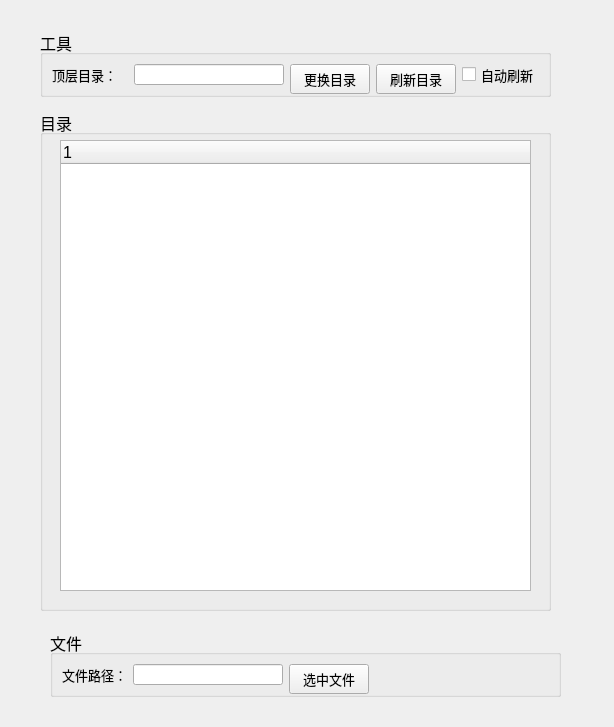
Before: the Qt Designer form forms/form_folder.ui in FrancisOWO/NetSyncDisk, drawn with Qt 5.
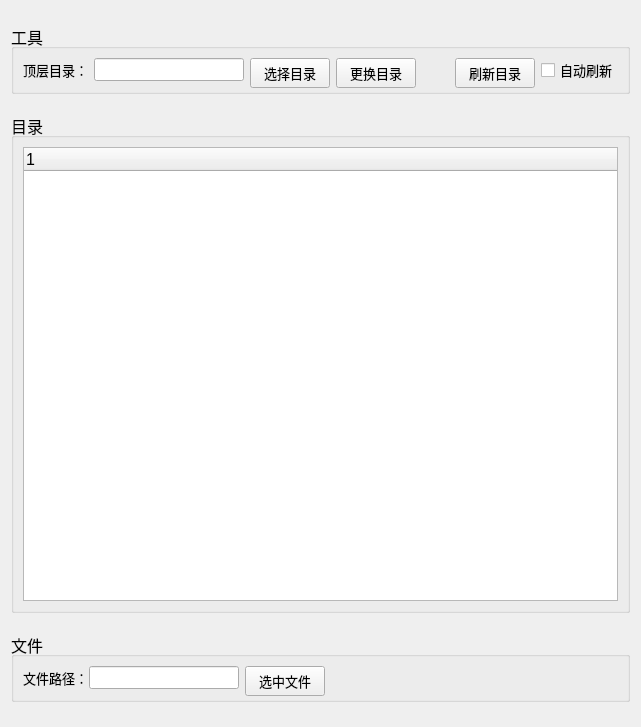
After: the same form once the commit is applied.

Commit message: 顶层目录可选取或输入

The edit to the form file:
```diff
--- a/forms/form_folder.ui
+++ b/forms/form_folder.ui
@@ -6,54 +6,27 @@
    <rect>
     <x>0</x>
     <y>0</y>
-    <width>614</width>
+    <width>641</width>
     <height>727</height>
    </rect>
   </property>
   <property name="windowTitle">
    <string>Form</string>
   </property>
-  <widget class="QGroupBox" name="groupBox">
-   <property name="geometry">
-    <rect>
-     <x>40</x>
-     <y>110</y>
-     <width>511</width>
-     <height>501</height>
-    </rect>
-   </property>
-   <property name="font">
-    <font>
-     <pointsize>12</pointsize>
-    </font>
-   </property>
-   <property name="title">
-    <string>目录</string>
-   </property>
-   <widget class="QTreeWidget" name="treeFolder">
-    <property name="geometry">
-     <rect>
-      <x>20</x>
-      <y>30</y>
-      <width>471</width>
-      <height>451</height>
-     </rect>
-    </property>
-    <column>
-     <property name="text">
-      <string notr="true">1</string>
-     </property>
-    </column>
-   </widget>
-  </widget>
+  <layout class="QGridLayout" name="gridLayout_4">
+   <item row="0" column="0">
   <widget class="QGroupBox" name="groupBox_2">
-   <property name="geometry">
-    <rect>
-     <x>40</x>
-     <y>30</y>
-     <width>511</width>
-     <height>67</height>
-    </rect>
+     <property name="minimumSize">
+      <size>
+       <width>600</width>
+       <height>70</height>
+      </size>
+     </property>
+     <property name="maximumSize">
+      <size>
+       <width>16777215</width>
+       <height>70</height>
+      </size>
    </property>
    <property name="font">
     <font>
@@ -101,8 +74,8 @@
       </item>
      </layout>
     </item>
-    <item row="0" column="1">
-     <widget class="QPushButton" name="pbtnChgRoot">
+      <item row="0" column="2">
+       <widget class="QPushButton" name="pbtnChooseRoot">
       <property name="minimumSize">
        <size>
         <width>0</width>
@@ -115,11 +88,36 @@
        </font>
       </property>
       <property name="text">
-       <string>更换目录</string>
+         <string>选择目录</string>
       </property>
      </widget>
     </item>
-    <item row="0" column="2">
+      <item row="0" column="6">
+       <widget class="QCheckBox" name="chkAutoUpd">
+        <property name="font">
+         <font>
+          <pointsize>10</pointsize>
+         </font>
+        </property>
+        <property name="text">
+         <string>自动刷新</string>
+        </property>
+       </widget>
+      </item>
+      <item row="0" column="4">
+       <spacer name="horizontalSpacer">
+        <property name="orientation">
+         <enum>Qt::Horizontal</enum>
+        </property>
+        <property name="sizeHint" stdset="0">
+         <size>
+          <width>40</width>
+          <height>20</height>
+         </size>
+        </property>
+       </spacer>
+      </item>
+      <item row="0" column="5">
      <widget class="QPushButton" name="pbtnUpdFolder">
       <property name="minimumSize">
        <size>
@@ -138,27 +136,86 @@
      </widget>
     </item>
     <item row="0" column="3">
-     <widget class="QCheckBox" name="chkAutoUpd">
+       <widget class="QPushButton" name="pbtnChgRoot">
+        <property name="minimumSize">
+         <size>
+          <width>0</width>
+          <height>30</height>
+         </size>
+        </property>
       <property name="font">
        <font>
         <pointsize>10</pointsize>
        </font>
       </property>
       <property name="text">
-       <string>自动刷新</string>
+         <string>更换目录</string>
       </property>
      </widget>
     </item>
    </layout>
   </widget>
+   </item>
+   <item row="1" column="0">
+    <widget class="QGroupBox" name="groupBox">
+     <property name="minimumSize">
+      <size>
+       <width>0</width>
+       <height>500</height>
+      </size>
+     </property>
+     <property name="maximumSize">
+      <size>
+       <width>16777215</width>
+       <height>500</height>
+      </size>
+     </property>
+     <property name="font">
+      <font>
+       <pointsize>12</pointsize>
+      </font>
+     </property>
+     <property name="title">
+      <string>目录</string>
+     </property>
+     <layout class="QGridLayout" name="gridLayout_3">
+      <item row="0" column="0">
+       <widget class="QTreeWidget" name="treeFolder">
+        <property name="minimumSize">
+         <size>
+          <width>500</width>
+          <height>0</height>
+         </size>
+        </property>
+        <property name="maximumSize">
+         <size>
+          <width>16777215</width>
+          <height>16777215</height>
+         </size>
+        </property>
+        <column>
+         <property name="text">
+          <string notr="true">1</string>
+         </property>
+        </column>
+       </widget>
+      </item>
+     </layout>
+    </widget>
+   </item>
+   <item row="2" column="0">
   <widget class="QGroupBox" name="groupBox_3">
-   <property name="geometry">
-    <rect>
-     <x>50</x>
-     <y>630</y>
-     <width>511</width>
-     <height>67</height>
-    </rect>
+     <property name="minimumSize">
+      <size>
+       <width>0</width>
+       <height>70</height>
+      </size>
+     </property>
+     <property name="maximumSize">
+      <size>
+       <width>16777215</width>
+       <height>70</height>
+      </size>
    </property>
    <property name="font">
     <font>
@@ -173,6 +230,12 @@
      <layout class="QHBoxLayout" name="horizontalLayout_2">
       <item>
        <widget class="QLabel" name="label_2">
+          <property name="maximumSize">
+           <size>
+            <width>60</width>
+            <height>16777215</height>
+           </size>
+          </property>
         <property name="font">
          <font>
           <pointsize>10</pointsize>
@@ -239,6 +302,8 @@
     </item>
    </layout>
   </widget>
+   </item>
+  </layout>
  </widget>
  <resources/>
  <connections/>
```
Lines whose indentation alone changed are shown as unchanged. The commit also changes 3 other files.
